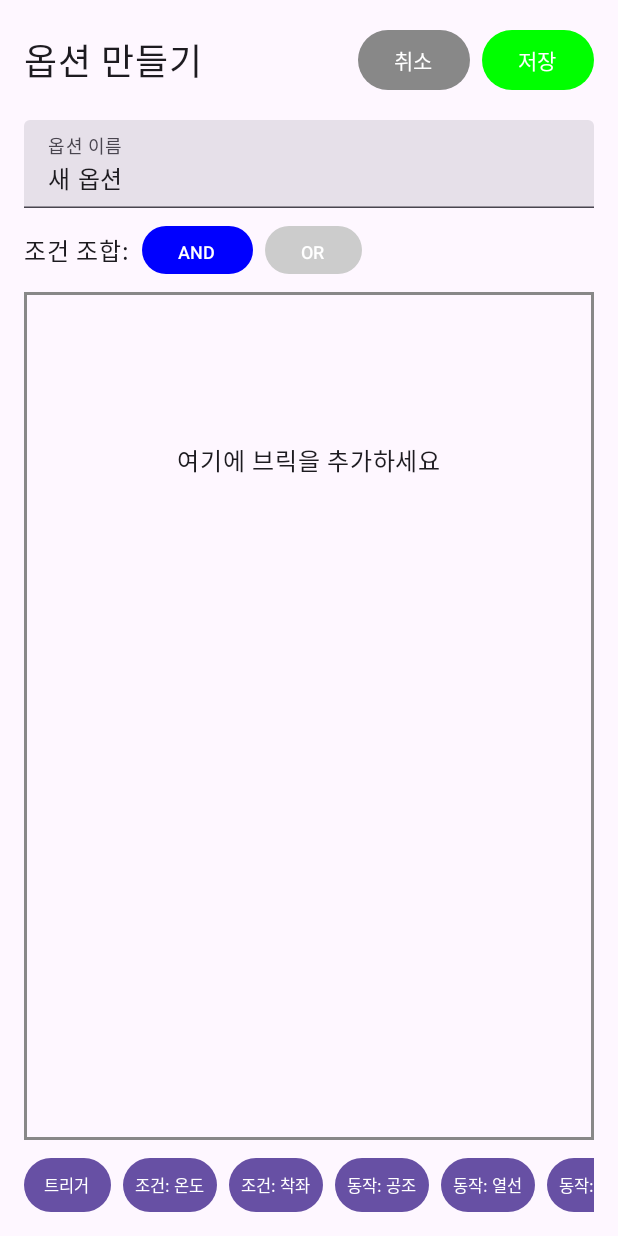
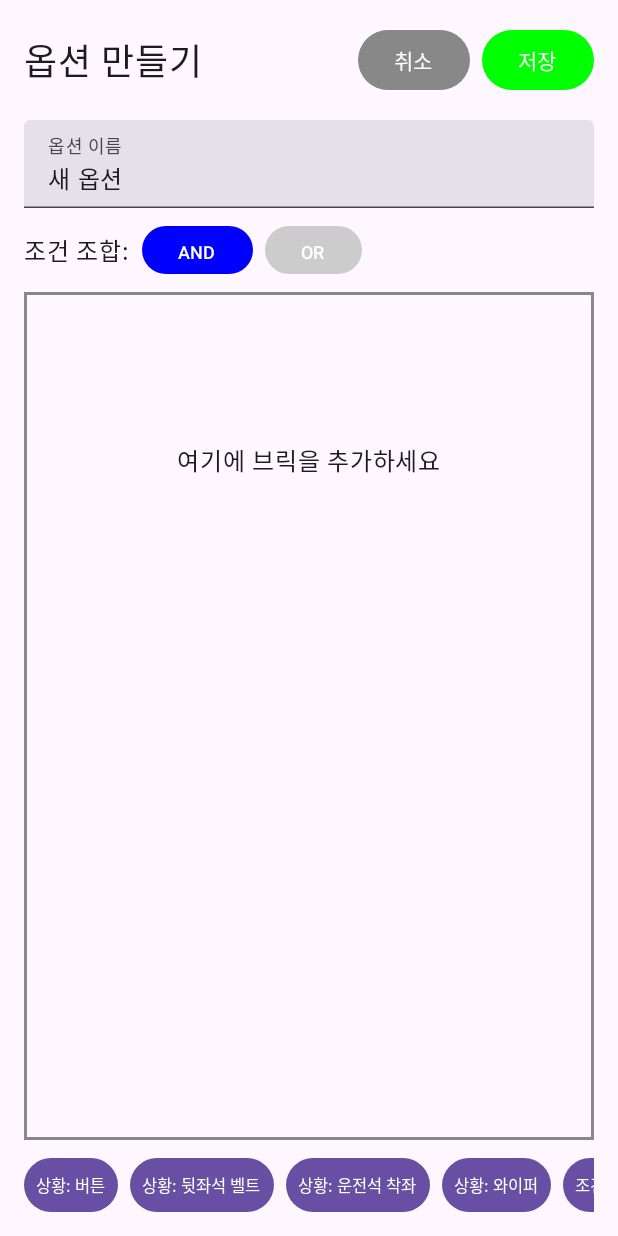
Before and after one commit to Joo-daeng/CARFT, an Android app built with Jetpack Compose: the screen it shows after launch (MainActivity), after a tap on "새 옵션 만들기", on a phone screen of 412 x 824 dp. Run offline under Robolectric (Android 15) with nearby library versions, the phone set to English and light mode, and no system bars.

Commit message:
feat: 와이퍼 상황 블록 추가

```diff
--- a/app/src/main/kotlin/com/hyundai/carlego/domain/model/Block.kt
+++ b/app/src/main/kotlin/com/hyundai/carlego/domain/model/Block.kt
@@ -31,6 +31,10 @@ sealed class TriggerBlock : Block() {
         val threshold: Float = 10f
     ) : TriggerBlock() {
         override fun displayName() = "실내 온도가 ${threshold.toInt()}°C 이하"
+    }
+
+    data class WiperOn(override val id: String = UUID.randomUUID().toString()) : TriggerBlock() {
+        override fun displayName() = "와이퍼가 켜지면"
     }
 }
 
--- a/app/src/main/kotlin/com/hyundai/carlego/domain/model/VehicleState.kt
+++ b/app/src/main/kotlin/com/hyundai/carlego/domain/model/VehicleState.kt
@@ -6,6 +6,7 @@ data class VehicleState(
     val driverBeltBuckled: Boolean? = null,
     val rearRightSeatOccupied: Boolean? = null,
     val rearRightBeltBuckled: Boolean? = null,
+    val wiperOn: Boolean? = null,
     val isDriving: Boolean = false,
     val hour: Int = 7,
     val targetHvacTemp: Float = 20f,
--- a/app/src/main/kotlin/com/hyundai/carlego/domain/rule/RuleEngine.kt
+++ b/app/src/main/kotlin/com/hyundai/carlego/domain/rule/RuleEngine.kt
@@ -68,6 +68,7 @@ class RuleEngine(
             is TriggerBlock.TemperatureThreshold -> {
                 (state.interiorTemp ?: Float.MAX_VALUE) <= trigger.threshold
             }
+            is TriggerBlock.WiperOn -> state.wiperOn ?: false
         }
     }
 
--- a/app/src/main/kotlin/com/hyundai/carlego/ui/screen/EditorScreen.kt
+++ b/app/src/main/kotlin/com/hyundai/carlego/ui/screen/EditorScreen.kt
@@ -143,11 +143,15 @@ fun EditorScreen(
             horizontalArrangement = Arrangement.spacedBy(8.dp)
         ) {
             listOf(
-                "트리거" to { viewModel.addBlock(TriggerBlock.Manual()) },
+                "상황: 버튼" to { viewModel.addBlock(TriggerBlock.Manual()) },
+                "상황: 뒷좌석 벨트" to { viewModel.addBlock(TriggerBlock.SeatBeltBuckled(seat = "rearRight")) },
+                "상황: 운전석 착좌" to { viewModel.addBlock(TriggerBlock.SeatOccupied(seat = "driver")) },
+                "상황: 와이퍼" to { viewModel.addBlock(TriggerBlock.WiperOn()) },
                 "조건: 온도" to { viewModel.addBlock(ConditionBlock.TemperatureRange()) },
                 "조건: 착좌" to { viewModel.addBlock(ConditionBlock.IsSeated()) },
                 "동작: 공조" to { viewModel.addBlock(ActionBlock.SetHvacTemperature()) },
                 "동작: 열선" to { viewModel.addBlock(ActionBlock.SetSeatHeat()) },
+                "동작: 조명" to { viewModel.addBlock(ActionBlock.SetAmbientLight()) },
                 "동작: 음성" to { viewModel.addBlock(ActionBlock.PlayTextToSpeech()) }
             ).forEach { (label, action) ->
                 Button(
```
